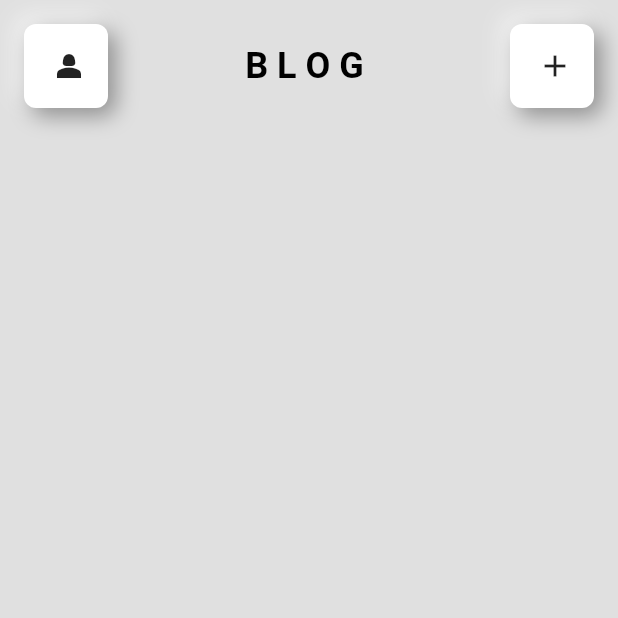
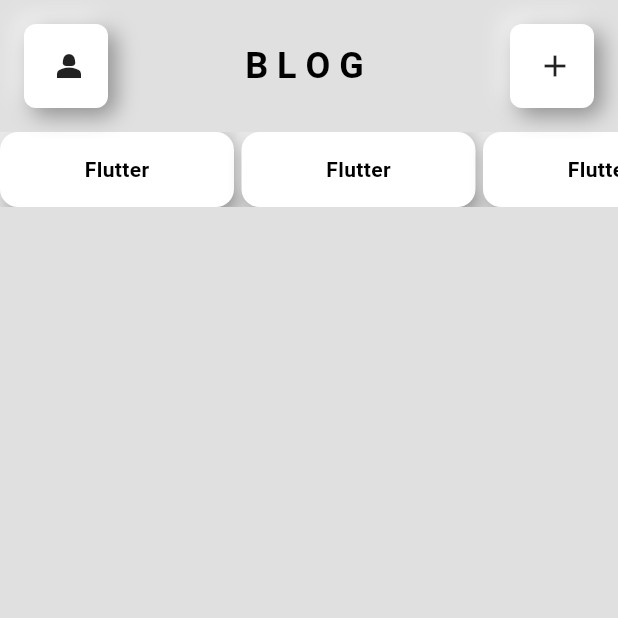
Before and after one commit to Rahulranesh/blog, a Flutter app: the HomePage screen opened directly, on a phone screen of 412 x 824 dp, the top half of it. Run offline on Flutter 3.47's test engine with Material 3 defaults, Android fonts, the phone set to English and light mode, and no system bars; our stand-ins replace flutter_neumorphic_plus.

Commit message:
home page

```diff
--- a/blogging/lib/components/my_textfield.dart
+++ b/blogging/lib/components/my_textfield.dart
@@ -1,3 +1,4 @@
+// ignore_for_file: public_member_api_docs, sort_constructors_first
 import 'package:flutter/material.dart';
 import 'package:flutter_neumorphic_plus/flutter_neumorphic.dart';
 
@@ -5,11 +6,12 @@ class MyTextField extends StatelessWidget {
   TextEditingController? controller;
   final String hintText;
   final bool obscureText;
-  MyTextField(
-      {super.key,
-      required this.controller,
-      required this.hintText,
-      required this.obscureText});
+  MyTextField({
+    Key? key,
+    required this.controller,
+    required this.hintText,
+    required this.obscureText,
+  }) : super(key: key);
 
   @override
   Widget build(BuildContext context) {
@@ -19,6 +21,7 @@ class MyTextField extends StatelessWidget {
         boxShape: NeumorphicBoxShape.roundRect(BorderRadius.circular(12)),
         depth: -4,
         lightSource: LightSource.topLeft,
+
         //color: Colors.grey
       ),
       child: TextField(
--- a/blogging/lib/pages/home_page.dart
+++ b/blogging/lib/pages/home_page.dart
@@ -1,4 +1,5 @@
 import 'package:blogging/components/drawer.dart';
+import 'package:blogging/components/my_button.dart';
 
 import 'package:flutter/material.dart';
 import 'package:flutter_neumorphic_plus/flutter_neumorphic.dart';
@@ -44,9 +45,29 @@ class _HomePageState extends State<HomePage> {
         ),
 
         // C O N T I N U E    H E R E   S I R I K A
-      body: Column(
-        children: [],
+        body: ListView(
+          children: [
+            Container(
+              height: 50,
+              child: ListView(
+                scrollDirection: Axis.horizontal,
+                children: [
+                  MyButton(onPressed: () {}, text: 'Flutter'),
+                  SizedBox(width: 5),
+                  MyButton(onPressed: () {}, text: "Flutter"),
+                  SizedBox(width: 5),
+                  MyButton(onPressed: () {}, text: 'Flutter'),
+                  SizedBox(width: 5),
+                  MyButton(onPressed: () {}, text: 'Flutter'),
+                  SizedBox(width: 5),
+                  MyButton(onPressed: () {}, text: 'Flutter'),
+                  SizedBox(width: 5),
+                  MyButton(onPressed: () {}, text: 'Flutter'),
+                  SizedBox(width: 5),
+                ],
               ),
-    );
+            )
+          ],
+        ));
   }
 }
```
Lines whose indentation alone changed are shown as unchanged.
